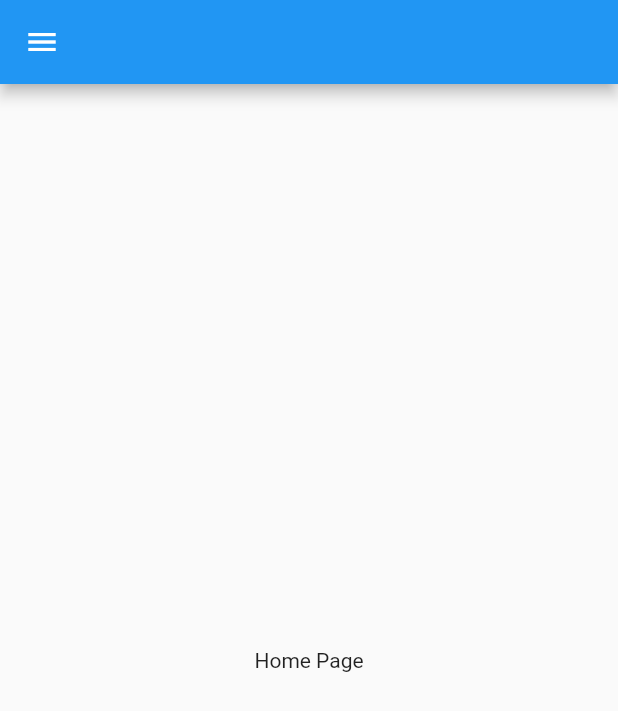
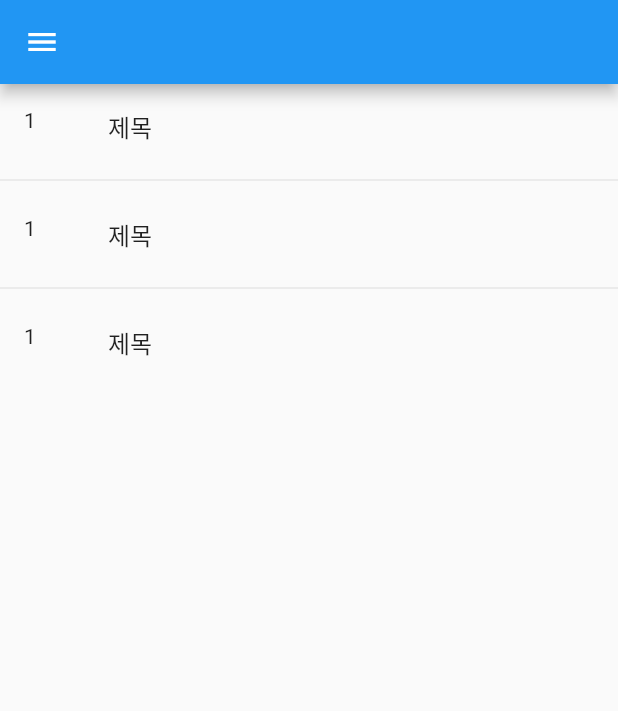
Before and after one commit to ssjf409/flutter_blog, a Flutter app: the HomePage screen opened directly, on a phone screen of 412 x 824 dp. Shown: the top 711 px of the screen. Run offline on Flutter 3.47's test engine with Material 2 defaults, Android fonts, the phone set to English and light mode, and no system bars; our stand-ins replace get, validators.

Commit message:
add listview

```diff
--- a/lib/pages/post/home_page.dart
+++ b/lib/pages/post/home_page.dart
@@ -7,8 +7,18 @@ class HomePage extends StatelessWidget {
     return Scaffold(
       drawer: _navigation(context),
       appBar: AppBar(),
-      body: Center(
-        child: Text("Home Page"),
+      body: ListView.separated(
+        itemCount: 3,
+        itemBuilder: (context, index) {
+          return ListTile(
+            onTap: () {},
+            title: Text('제목'),
+            leading: Text('1'),
+          );
+        },
+        separatorBuilder: (BuildContext context, int index) {
+          return Divider();
+        },
       ),
     );
   }
```
